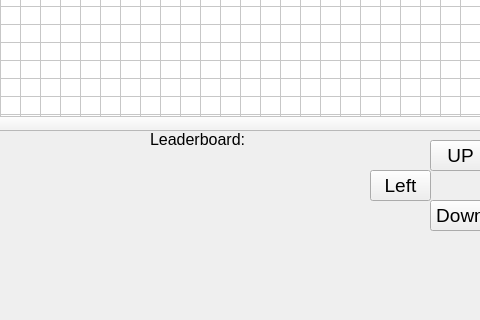
Old version of the form maze-game-gui.ui in the repository cmaul25/CIST-1620-Final-Project-2; both pictures show x 140 to 620 and y 480 to 800 of the 1200 by 800 pixel window.
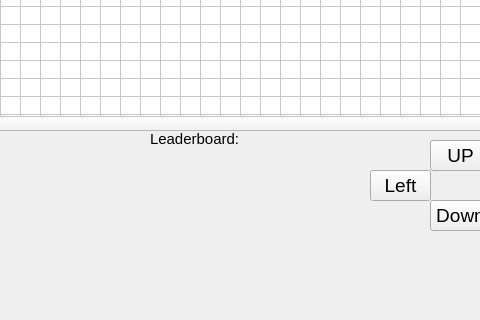
New version of the form.

Patch:
```diff
--- a/maze-game-gui.ui
+++ b/maze-game-gui.ui
@@ -314,7 +314,7 @@
     </property>
     <property name="font">
      <font>
-      <pointsize>12</pointsize>
+      <pointsize>11</pointsize>
      </font>
     </property>
     <property name="text">
```
